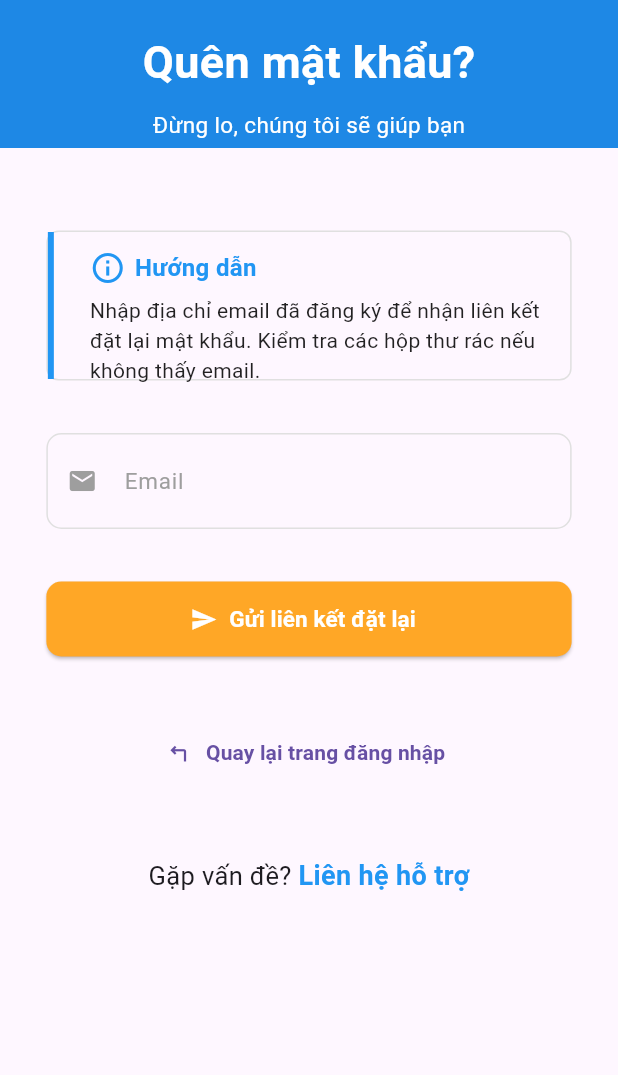
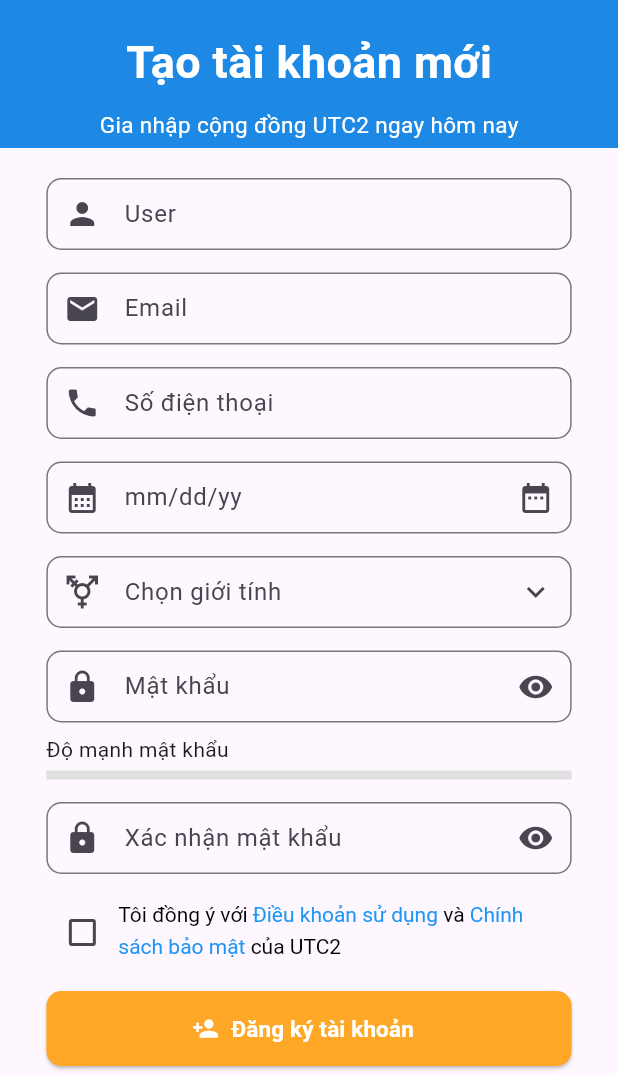
Before and after one commit to nghuy2903/flutter_prj, a Flutter app: the screen it shows after launch, on a phone screen of 412 x 824 dp, the part 161-1236 px from its top. Run offline on Flutter 3.47's test engine with Material 3 defaults, Android fonts, the phone set to English and light mode, and no system bars; our stand-ins replace equatable, flutter_bloc, shared_preferences, sqflite; accounts and stored records are empty; key blocks and very long unbroken strings in the code were emptied for the run.

Commit message:
complete font end

```diff
--- /dev/null
+++ b/final_test/lib/Widget/page_register.dart
@@ -0,0 +1,369 @@
+import 'package:flutter/material.dart';
+
+class PageRegister extends StatefulWidget {
+  const PageRegister({super.key});
+
+  @override
+  _PageRegister createState() => _PageRegister();
+}
+
+class _PageRegister extends State<PageRegister>{
+  @override
+  Widget build(BuildContext context) {
+    final sizeScreen = MediaQuery.of(context).size;
+    bool checked = false;
+    double widthScreen = sizeScreen.width;
+    double heightScreen = sizeScreen.height;
+    return SafeArea(
+      child: Scaffold(
+        body: SingleChildScrollView(
+          child: Container(
+            child: Column(
+              children: [
+                //App bar
+                Container(
+                  width: widthScreen,
+                  height: heightScreen * 0.25,
+                  decoration: BoxDecoration(
+                    color: Colors.blue[600]
+                  ),
+                  padding: EdgeInsets.symmetric(vertical: 20),
+                  //Text style
+                  child: Column(
+                    mainAxisSize: MainAxisSize.min,
+                    crossAxisAlignment: CrossAxisAlignment.center,
+                    children: [
+                      //Logo
+                      ClipOval(
+                        child: Image.asset(
+                          'assets/images/logo.png',
+                          fit: BoxFit.cover,
+                        ),
+                      ),
+
+                      SizedBox(height: 20,),
+
+                      Text(
+                        'Tạo tài khoản mới',
+                        style: TextStyle(
+                          fontWeight: FontWeight.bold,
+                          fontSize: 30,
+                          color: Colors.white
+                        ),
+                      ),
+
+                      SizedBox(height: 10,),
+
+                      Text(
+                        'Gia nhập cộng đồng UTC2 ngay hôm nay',
+                        style: TextStyle(
+                          color: Colors.white,
+                          fontSize: 15
+                        ),
+                      )
+                    ],
+                  ),
+                ),
+
+                SizedBox(height: 20,),
+                //Text field User
+                SizedBox(
+                  width: widthScreen * 0.85,
+                  child: TextField(
+                    decoration: InputDecoration(
+                      prefixIcon: Icon(Icons.person),
+                      hintText: 'User',
+                      border: OutlineInputBorder(
+                        borderRadius: BorderRadius.circular(10),
+                        borderSide: BorderSide(color: Colors.grey.shade100),
+                      ),
+                      contentPadding: EdgeInsets.symmetric(vertical: 10),
+                    ),
+                  ),
+                ),
+
+                SizedBox(height: 15,),
+                //Text field Email
+                SizedBox(
+                  width: widthScreen * 0.85,
+                  child: TextField(
+                    decoration: InputDecoration(
+                      prefixIcon: Icon(Icons.email),
+                      hintText: 'Email',
+                      border: OutlineInputBorder(
+                        borderRadius: BorderRadius.circular(10),
+                        borderSide: BorderSide(color: Colors.grey.shade100),
+                      ),
+                      contentPadding: EdgeInsets.symmetric(vertical: 10),
+                    ),
+                  ),
+                ),
+
+                SizedBox(height: 15,),
+                //Text field Phone number
+                SizedBox(
+                  width: widthScreen * 0.85,
+                  child: TextField(
+                    decoration: InputDecoration(
+                      prefixIcon: Icon(Icons.phone),
+                      hintText: 'Số điện thoại',
+                      border: OutlineInputBorder(
+                        borderRadius: BorderRadius.circular(10),
+                        borderSide: BorderSide(color: Colors.grey.shade100),
+                      ),
+                      contentPadding: EdgeInsets.symmetric(vertical: 10),
+                    ),
+                  ),
+                ),
+
+                SizedBox(height: 15,),
+                //Text field Date/Year
+                SizedBox(
+                  width: widthScreen * 0.85,
+                  child: TextField(
+                    decoration: InputDecoration(
+                      prefixIcon: Icon(Icons.calendar_month),
+                      hintText: 'mm/dd/yy',
+                      border: OutlineInputBorder(
+                        borderRadius: BorderRadius.circular(10),
+                        borderSide: BorderSide(color: Colors.grey.shade100),
+                      ),
+                      contentPadding: EdgeInsets.symmetric(vertical: 10),
+                      suffixIcon: IconButton(
+                        icon: Icon(Icons.date_range),
+                        onPressed: () {
+                        },
+                      ),
+                    ),
+                  ),
+                ),
+
+                SizedBox(height: 15,),
+                //Text field giới tính
+                SizedBox(
+                  width: widthScreen * 0.85,
+                  child: TextField(
+                    decoration: InputDecoration(
+                      prefixIcon: Icon(Icons.transgender),
+                      hintText: 'Chọn giới tính',
+                      border: OutlineInputBorder(
+                        borderRadius: BorderRadius.circular(10),
+                        borderSide: BorderSide(color: Colors.grey.shade100),
+                      ),
+                      contentPadding: EdgeInsets.symmetric(vertical: 10),
+                      suffixIcon: IconButton(
+                        icon: Icon(Icons.keyboard_arrow_down),
+                        onPressed: () {
+                        },
+                      ),
+                    ),
+                  ),
+                ),
+
+                SizedBox(height: 15,),
+                //Text field password
+                SizedBox(
+                  width: widthScreen * 0.85,
+                  child: TextField(
+                    decoration: InputDecoration(
+                      prefixIcon: Icon(Icons.lock),
+                      hintText: 'Mật khẩu',
+                      border: OutlineInputBorder(
+                        borderRadius: BorderRadius.circular(10),
+                        borderSide: BorderSide(color: Colors.grey.shade100),
+                      ),
+                      contentPadding: EdgeInsets.symmetric(vertical: 10),
+                      suffixIcon: IconButton(
+                        icon: Icon(Icons.remove_red_eye),
+                        onPressed: () {
+                        },
+                      ),
+                    ),
+                  ),
+                ),
+
+                SizedBox(height: 8),
+                // Tiêu đề
+                Padding(
+                  padding: EdgeInsets.symmetric(horizontal: 8),
+                  child: SizedBox(
+                    width: widthScreen*0.85,
+                    child: Align(
+                      alignment: Alignment.centerLeft,
+                      child: Text(
+                        'Độ mạnh mật khẩu',
+                      ),
+                    ),
+                  ),
+                ),
+
+                SizedBox(height: 4),
+                // Thanh ngang biểu thị độ mạnh mật khẩu
+                Padding(
+                  padding: EdgeInsets.symmetric(horizontal: 8),
+                  child: SizedBox(
+                    width: widthScreen*0.85,
+                    child: LinearProgressIndicator(
+                      value: 0.0,               // Giá trị fill = 0 (chưa fill)
+                      backgroundColor: Colors.grey[300],
+                      color: Colors.grey[300],  // Màu thanh fill cũng xám để không thấy fill
+                      minHeight: 6,
+                    ),
+                  ),
+                ),
+
+                SizedBox(height: 15,),
+                //Text field xác nhận mật khẩu
+                SizedBox(
+                  width: widthScreen * 0.85,
+                  child: TextField(
+                    decoration: InputDecoration(
+                      prefixIcon: Icon(Icons.lock),
+                      hintText: 'Xác nhận mật khẩu',
+                      border: OutlineInputBorder(
+                        borderRadius: BorderRadius.circular(10),
+                        borderSide: BorderSide(color: Colors.grey.shade100),
+                      ),
+                      contentPadding: EdgeInsets.symmetric(vertical: 10),
+                      suffixIcon: IconButton(
+                        icon: Icon(Icons.remove_red_eye),
+                        onPressed: () {
+                        },
+                      ),
+                    ),
+                  ),
+                ),
+
+                SizedBox(height: 15,),
+                //Checkbox
+                SizedBox(
+                  width: widthScreen*0.85,
+                  child: Row(
+                    crossAxisAlignment: CrossAxisAlignment.start,
+                    children: [
+                      Checkbox(
+
+                        value: checked,
+                        onChanged: (bool? newValue) {
+                          // Để trống, xử lý sau
+                        },
+                      ),
+                      Expanded(
+                        child: RichText(
+                          text: TextSpan(
+                            style: TextStyle(color: Colors.black, fontSize: 14, height: 1.5),                          children: [
+                              TextSpan(text: 'Tôi đồng ý với '),
+                              TextSpan(
+                                text: 'Điều khoản sử dụng',
+                                style: TextStyle(color: Colors.blue),
+                              ),
+                              TextSpan(text: ' và '),
+                              TextSpan(
+                                text: 'Chính sách bảo mật',
+                                style: TextStyle(color: Colors.blue),
+                              ),
+                              TextSpan(text: ' của UTC2'),
+                            ],
+                          ),
+                        ),
+                      ),
+                    ],
+                  ),
+                ),
+
+                SizedBox(height: 15,),
+                //button đăng ký
+                SizedBox(
+                  width: widthScreen*0.85,
+                  height: 50,
+                  child: ElevatedButton.icon(
+                    onPressed: (){},
+                    icon: Icon(Icons.person_add, color: Colors.white,),
+                    label: Text(
+                      'Đăng ký tài khoản',
+                      style: TextStyle(
+                        color: Colors.white,
+                        fontWeight: FontWeight.bold,
+                        fontSize: 15
+                      ),
+                    ),
+                    style: ElevatedButton.styleFrom(
+                      backgroundColor: Colors.orange[400],
+                      shape: RoundedRectangleBorder(
+                        borderRadius: BorderRadius.circular(10)
+                      )
+                    ),
+                  ),
+                ),
+
+                SizedBox(height: 25,),
+                //Line hoặc
+                Padding(
+                  padding: const EdgeInsets.symmetric(vertical: 10),
+                  child: Stack(
+                    alignment: Alignment.center,
+                    children: [
+                      Divider(
+                        color: Colors.grey.shade400,
+                        indent: 45,
+                        thickness: 1,
+                        endIndent: 45,
+                      ),
+                      Container(
+                        color: Colors.white, // Nền trắng đè lên divider
+                        padding: EdgeInsets.symmetric(horizontal: 12, vertical: 4),
+                        child: Text(
+                          'hoặc',
+                          style: TextStyle(
+                            color: Colors.grey[700],
+                            fontWeight: FontWeight.w500,
+                          ),
+                        ),
+                      ),
+                    ],
+                  ),
+                ),
+
+                SizedBox(height: 15,),
+                //Text
+                Center(
+                  child: Text(
+                    'Đã có tài khoản?',
+                    style: TextStyle(
+                      color: Colors.grey
+                    ),
+                  ),
+                ),
+
+                SizedBox(height: 15,),
+                //button đăng ký
+                SizedBox(
+                  width: widthScreen * 0.85 * 0.4,
+                  height: 50,
+                  child: OutlinedButton.icon(
+                    onPressed: () {},
+                    icon: Icon(Icons.login, color: Colors.blue, size: 30,),
+                    label: Text(
+                      'Đăng nhập ngay',
+                      style: TextStyle(
+                        color: Colors.blue,
+                        fontWeight: FontWeight.bold,
+                        fontSize: 16,
+                      ),
+                    ),
+                    style: OutlinedButton.styleFrom(
+                      side: BorderSide(color: Colors.blue, width: 2), // Viền màu xanh
+                      shape: RoundedRectangleBorder(
+                        borderRadius: BorderRadius.circular(10),
+                      ),
+                    ),
+                  ),
+                ),
+              ]
+            )
+          ),
+        )
+      )
+    );
+  }
+}
--- a/final_test/lib/main.dart
+++ b/final_test/lib/main.dart
@@ -1,10 +1,11 @@
 import 'package:final_test/Widget/page_forgot_password.dart';
 import 'package:final_test/Widget/page_login.dart';
+import 'package:final_test/Widget/page_register.dart';
 import 'package:flutter/material.dart';
 
 void main() {
   runApp(MaterialApp(
     debugShowCheckedModeBanner: false,
-    home: FogotPasswordPage(),
+    home: PageRegister(),
   ));
 }
```
